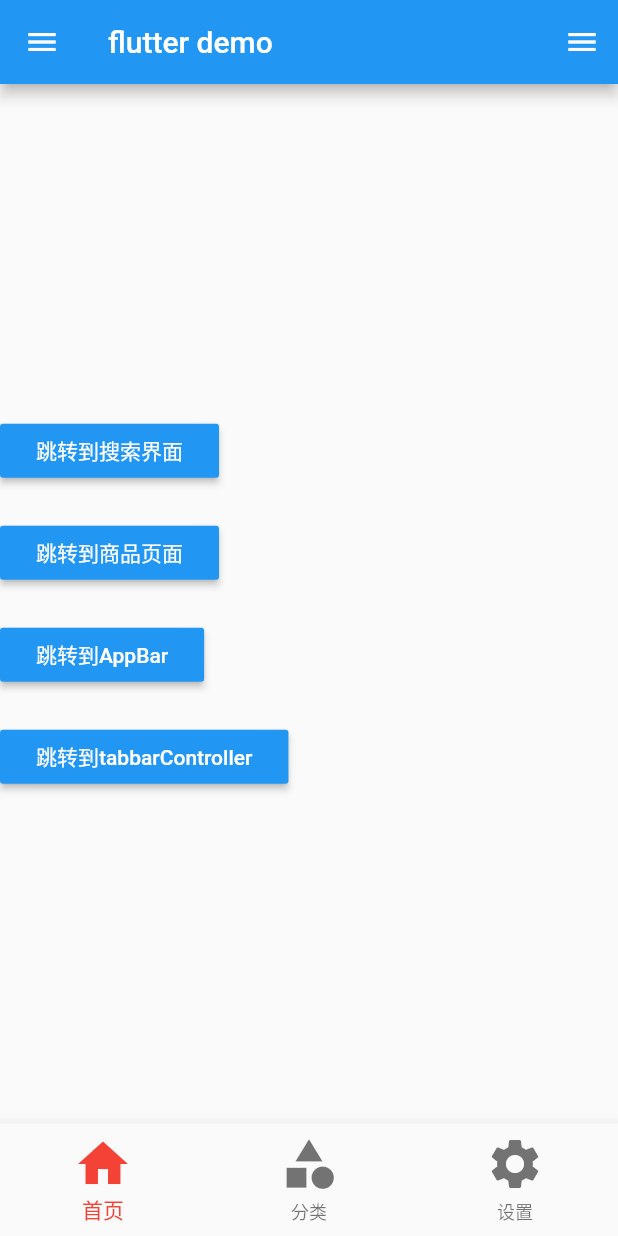
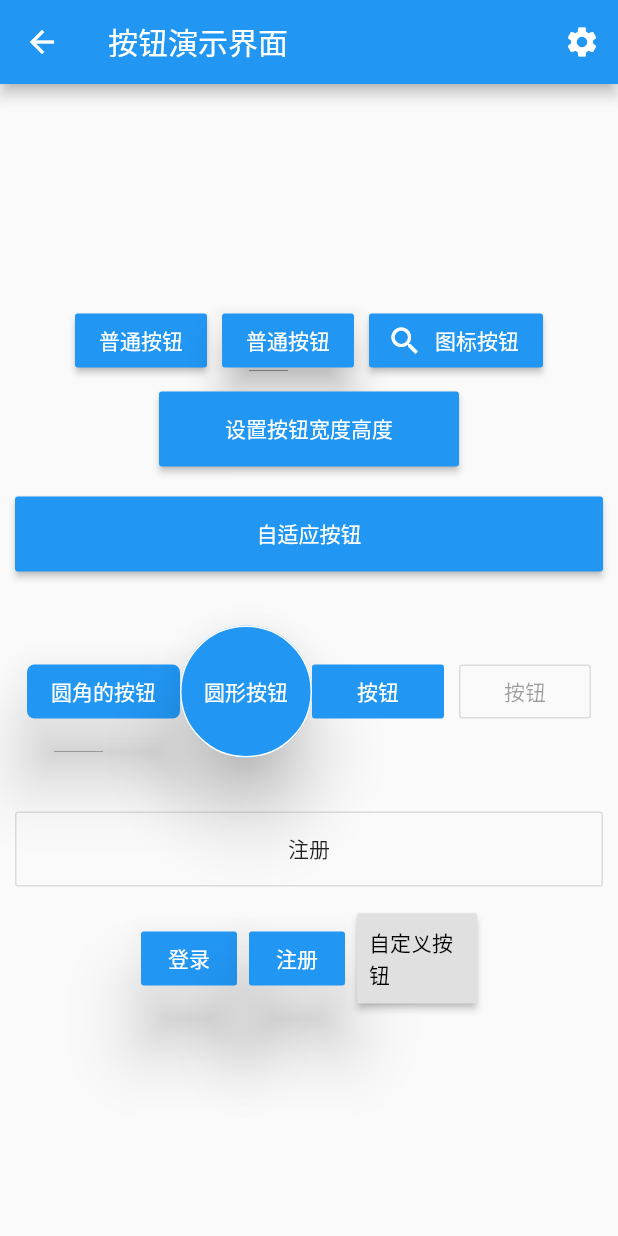
Before and after one commit to tribbianiwang/flutter_appdadit, a Flutter app: the screen it shows after launch, on a phone screen of 412 x 824 dp. Run offline on Flutter 3.47's test engine with Material 2 defaults, Android fonts, the phone set to English and light mode, and no system bars.

Commit message:
各种按钮

```diff
--- /dev/null
+++ b/lib/ButtonDemo.dart
@@ -0,0 +1,232 @@
+import 'package:flutter/material.dart';
+
+class ButtonDemoPage extends StatelessWidget {
+  @override
+  Widget build(BuildContext context) {
+    return Scaffold(
+      appBar: AppBar(
+        title: Text('按钮演示界面'),
+        actions: <Widget>[
+          IconButton(
+            icon:Icon(Icons.settings),
+            onPressed: (){
+              print("setting");
+            },
+
+          )
+        ],
+      ),
+
+      body: Column(
+        mainAxisAlignment: MainAxisAlignment.center,
+        children: <Widget>[
+          Row(
+            mainAxisAlignment: MainAxisAlignment.center,
+            children: <Widget>[
+              RaisedButton(
+                child: Text('普通按钮'),
+                color: Colors.blue,
+                textColor: Colors.white,
+                onPressed: () {
+                  print('有颜色按钮');
+                },
+              ),
+              SizedBox(
+                width: 10,
+              ),
+              RaisedButton(
+                child: Text('普通按钮'),
+                color: Colors.blue,
+                elevation: 10,
+                //阴影
+                textColor: Colors.white,
+                onPressed: () {
+                  print('有阴影按钮');
+                },
+              ),
+              SizedBox(width: 10,),
+              RaisedButton.icon(
+                  onPressed:(){
+                    print('按钮图标');
+                  },
+                  color:Colors.blue,
+                  textColor:Colors.white,
+                  icon: Icon(Icons.search),
+                  label: Text('图标按钮'))
+            ],
+          ),
+          SizedBox(
+            height: 10,
+          ),
+          Row(
+            mainAxisAlignment: MainAxisAlignment.center,
+            children: <Widget>[
+              Container(
+                height: 50,
+                width: 200,
+                child: RaisedButton(
+                  child: Text('设置按钮宽度高度'),
+                  color: Colors.blue,
+                  textColor: Colors.white,
+                  onPressed: () {
+                    print('设置按钮宽度高度');
+                  },
+                ),
+              ),
+            ],
+          ),
+          SizedBox(
+            height: 10,
+          ),
+          Row(
+            mainAxisAlignment: MainAxisAlignment.center,
+            children: <Widget>[
+              Expanded(
+                child: Container(
+                  height: 50,
+                  margin: EdgeInsets.all(10),
+                  child: RaisedButton(
+                    child: Text('自适应按钮'),
+                    color: Colors.blue,
+                    textColor: Colors.white,
+                    onPressed: () {
+                      print('设置按钮宽度高度');
+                    },
+                  ),
+                ),
+              ),
+            ],
+          ),
+          SizedBox(height: 10,),
+          Row(
+            mainAxisAlignment: MainAxisAlignment.center,
+            children: <Widget>[
+              RaisedButton(
+                child: Text('圆角的按钮'),
+                color:Colors.blue,
+                textColor: Colors.white,
+                elevation: 20,
+                shape: RoundedRectangleBorder(
+                  borderRadius: BorderRadius.circular(5)
+                ),
+                onPressed: (){
+                  print('圆角的按钮');
+                },
+              ),
+              Container(
+                height: 120,
+                child:   RaisedButton(
+                  child: Text('圆形按钮'),
+                  color:Colors.blue,
+                  textColor: Colors.white,
+                  splashColor: Colors.red,
+                  elevation: 20,
+                  shape: CircleBorder(
+                      side:BorderSide(
+                          color:Colors.white
+                      )
+                  ),
+                  onPressed: (){
+                    print('圆形按钮');
+                  },
+                ),
+              ),
+              FlatButton(
+                child: Text("按钮"),
+                color:Colors.blue,
+                textColor: Colors.white,
+                onPressed: (){
+                  print('FlatButton');
+                },
+              ),
+              SizedBox(width: 10,),
+              OutlineButton(
+                child: Text("按钮"),
+              )
+
+
+            ],
+
+          ),
+          SizedBox(height: 10,),
+          Row(
+            mainAxisAlignment: MainAxisAlignment.center,
+            children: <Widget>[
+              Expanded(
+                child:
+                Container(
+                  height: 50,
+                  margin: EdgeInsets.all(10),
+                  child:  OutlineButton(
+                    child: Text("注册"),
+                    onPressed: (){
+
+                    },
+                  ),
+                ) ,
+              )
+
+            ],
+          ),
+          Row(
+            mainAxisAlignment: MainAxisAlignment.center,
+            children: <Widget>[
+              ButtonBar(
+                children: <Widget>[
+                  RaisedButton(
+                    child: Text('登录'),
+                    color:Colors.blue,
+                    textColor: Colors.white,
+                    elevation: 20,
+                    onPressed: (){
+                      print('登录');
+                    },
+                  ),
+                  RaisedButton(
+                    child: Text('注册'),
+                    color:Colors.blue,
+                    textColor: Colors.white,
+                    elevation: 20,
+                    onPressed: (){
+                      print('注册');
+                    },
+                  ),
+                  MyButton(text: '自定义按钮',height: 60.0,width: 80.0,pressed: (){
+                    print('自定义按钮');
+                  },)
+
+                ],
+              )
+            ],
+          )
+
+
+        ],
+      ),
+    );
+  }
+}
+
+class MyButton extends StatelessWidget {
+  final text;
+  final pressed;
+  final width;
+  final height;
+
+
+  MyButton({this.text='',this.pressed=null, this.width=80, this.height=30});
+
+  @override
+  Widget build(BuildContext context) {
+    return
+      Container(
+        width: this.width,
+        height: this.height,
+        child:  RaisedButton(
+          child: Text(this.text),
+          onPressed: pressed,
+        ),
+      )
+     ;
+  }
+}
--- a/lib/main.dart
+++ b/lib/main.dart
@@ -21,7 +21,7 @@ class MyApp extends StatelessWidget{
     return MaterialApp(
       // home:Tabs(),
       debugShowCheckedModeBanner: false,
-      initialRoute: '/',//初始化时加载的路由
+      initialRoute: '/buttonDemo',//初始化时加载的路由
       onGenerateRoute:onGenerateRoute
 
     );
--- a/lib/pages/tabs/Home.dart
+++ b/lib/pages/tabs/Home.dart
@@ -57,6 +57,17 @@ class _HomePageState extends State<HomePage> {
           color:Theme.of(context).accentColor,
           textTheme: ButtonTextTheme.primary,
         ),
+
+        SizedBox(height: 20,),
+        RaisedButton(
+          child: Text("点击跳转到Button演示界面"),
+          onPressed: (){
+            //路由跳转
+            Navigator.pushNamed(context, '/buttonDemo');
+          },
+          color:Theme.of(context).accentColor,
+          textTheme: ButtonTextTheme.primary,
+        ),
       ],
 
     );
--- a/lib/routes/Routes.dart
+++ b/lib/routes/Routes.dart
@@ -13,6 +13,7 @@ import '../user/RegisterSecondDart.dart';
 import '../user/RegisterThirdDart.dart';
 import '../AppBarDemo.dart';
 import '../TabBarController.dart';
+import '../ButtonDemo.dart';
 
 //配置路由
 
@@ -28,7 +29,8 @@ final routes={
   '/registerThirdDart':(context)=>RegisterThirdPage(),
   '/appBarDemo':(context)=>AppBarDemoPage(),
   '/tabBarControllerpage':(context)=>TabBarControllerpage(),
-  '/user':(context)=>UserPage()
+  '/user':(context)=>UserPage(),
+  '/buttonDemo':(context)=>ButtonDemoPage()
 
 
 };
```
